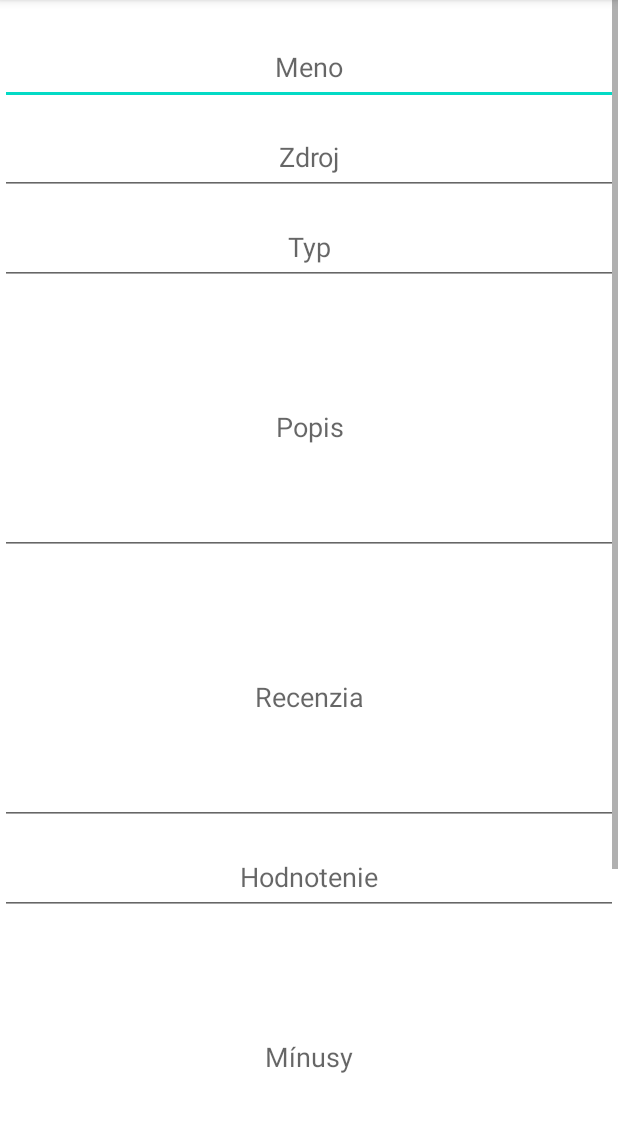
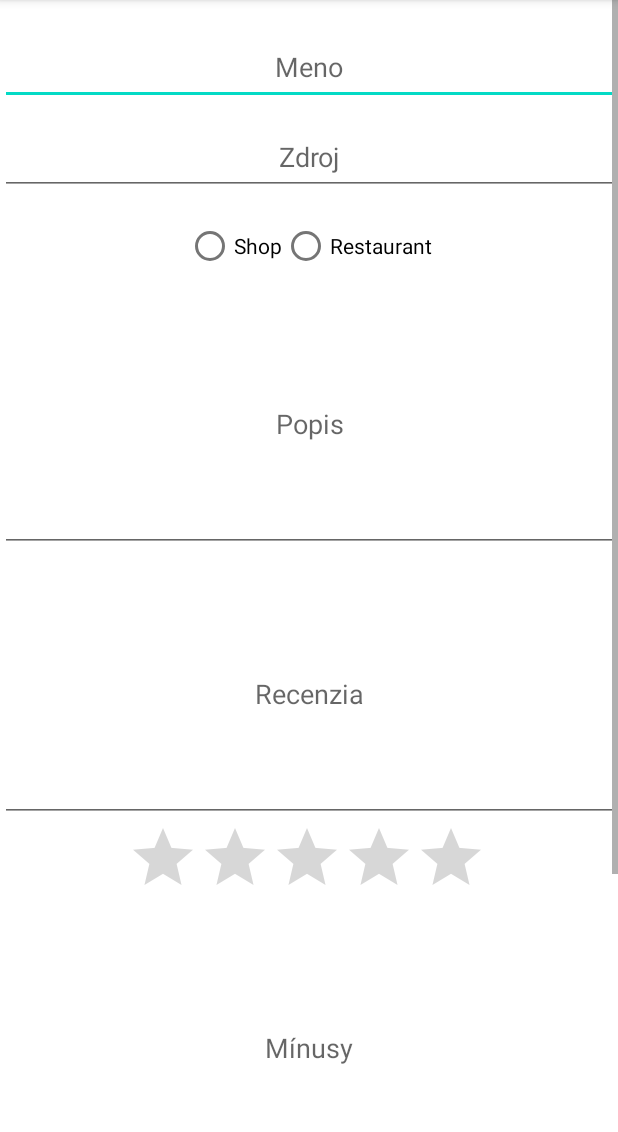
Before and after one commit to b3lix/ITU-cogniteam, an Android app: the AddItemActivity screen opened directly, with no data from a screen before it, on a phone screen of 412 x 824 dp, the part 84-1216 px from its top. Run offline under Robolectric (Android 15) with nearby library versions, the phone set to English and light mode, and no system bars; our stand-ins replace Volley; network calls fail; 1 statement that could not run was skipped.

Commit message:
Add Radio Group and Rating bar to additem layout

```diff
--- a/frontend-android/app/src/main/res/layout/activity_additem.xml
+++ b/frontend-android/app/src/main/res/layout/activity_additem.xml
@@ -50,18 +50,29 @@
                     app:layout_constraintStart_toStartOf="parent"
                     app:layout_constraintTop_toBottomOf="@+id/editTextTextFoodName" />
 
-                <EditText
-                    android:id="@+id/editTextTextFoodType"
-                    android:layout_width="match_parent"
-                    android:layout_height="50dp"
+                <RadioGroup
+                    android:id="@+id/radioGroup"
+                    android:layout_width="wrap_content"
+                    android:layout_height="wrap_content"
                     android:layout_marginTop="10dp"
-                    android:textAlignment="center"
-                    android:ems="10"
-                    android:hint="Typ"
                     app:layout_constraintEnd_toEndOf="parent"
-                    app:layout_constraintHorizontal_bias="0.493"
                     app:layout_constraintStart_toStartOf="parent"
-                    app:layout_constraintTop_toBottomOf="@+id/editTextTextFoodSource" />
+                    app:layout_constraintTop_toBottomOf="@+id/editTextTextFoodSource"
+                    tools:layout_editor_absoluteY="148dp"
+                    android:orientation="horizontal">
+
+                    <RadioButton
+                        android:id="@+id/radioButton"
+                        android:layout_width="wrap_content"
+                        android:layout_height="wrap_content"
+                        android:text="Shop" />
+
+                    <RadioButton
+                        android:id="@+id/radioButton2"
+                        android:layout_width="wrap_content"
+                        android:layout_height="wrap_content"
+                        android:text="Restaurant" />
+                </RadioGroup>
 
                 <EditText
                     android:id="@+id/editTextTextFoodDescription"
@@ -74,7 +85,7 @@
                     app:layout_constraintEnd_toEndOf="parent"
                     app:layout_constraintHorizontal_bias="0.493"
                     app:layout_constraintStart_toStartOf="parent"
-                    app:layout_constraintTop_toBottomOf="@+id/editTextTextFoodType" />
+                    app:layout_constraintTop_toBottomOf="@+id/radioGroup" />
 
                 <EditText
                     android:id="@+id/editTextTextFoodReviewMsg"
@@ -89,14 +100,15 @@
                     app:layout_constraintStart_toStartOf="parent"
                     app:layout_constraintTop_toBottomOf="@+id/editTextTextFoodDescription" />
 
-                <EditText
+
+                <RatingBar
                     android:id="@+id/editTextTextFoodReviewRating"
-                    android:layout_width="match_parent"
-                    android:layout_height="50dp"
-                    android:layout_marginTop="10dp"
-                    android:textAlignment="center"
-                    android:ems="10"
-                    android:hint="Hodnotenie"
+                    android:layout_width="wrap_content"
+                    android:maxWidth="40dp"
+                    android:layout_height="56dp"
+                    android:isIndicator="false"
+                    android:numStars="5"
+                    android:stepSize="0.5"
                     app:layout_constraintEnd_toEndOf="parent"
                     app:layout_constraintHorizontal_bias="0.493"
                     app:layout_constraintStart_toStartOf="parent"
```
